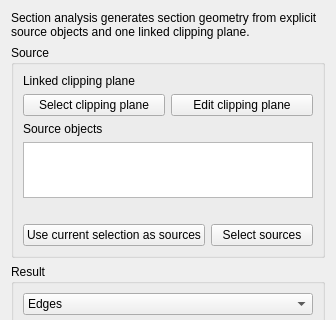
First picture: the form in src/Mod/Part/Gui/TaskSectionAnalysis.ui, repository tritao/FreeCAD, before the edit; both pictures show x 0 to 336 and y 0 to 320 of the 336 by 599 pixel window.
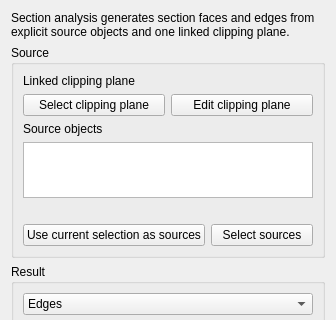
Second picture: the form after the edit.

Commit message: Part: default section analysis to cap results

Patch:
```diff
--- a/src/Mod/Part/Gui/TaskSectionAnalysis.ui
+++ b/src/Mod/Part/Gui/TaskSectionAnalysis.ui
@@ -20,7 +20,7 @@
       <bool>true</bool>
      </property>
      <property name="text">
-      <string>Section analysis generates section geometry from explicit source objects and one linked clipping plane.</string>
+      <string>Section analysis generates section faces and edges from explicit source objects and one linked clipping plane.</string>
      </property>
     </widget>
    </item>
```
The commit also changes 4 other files.
